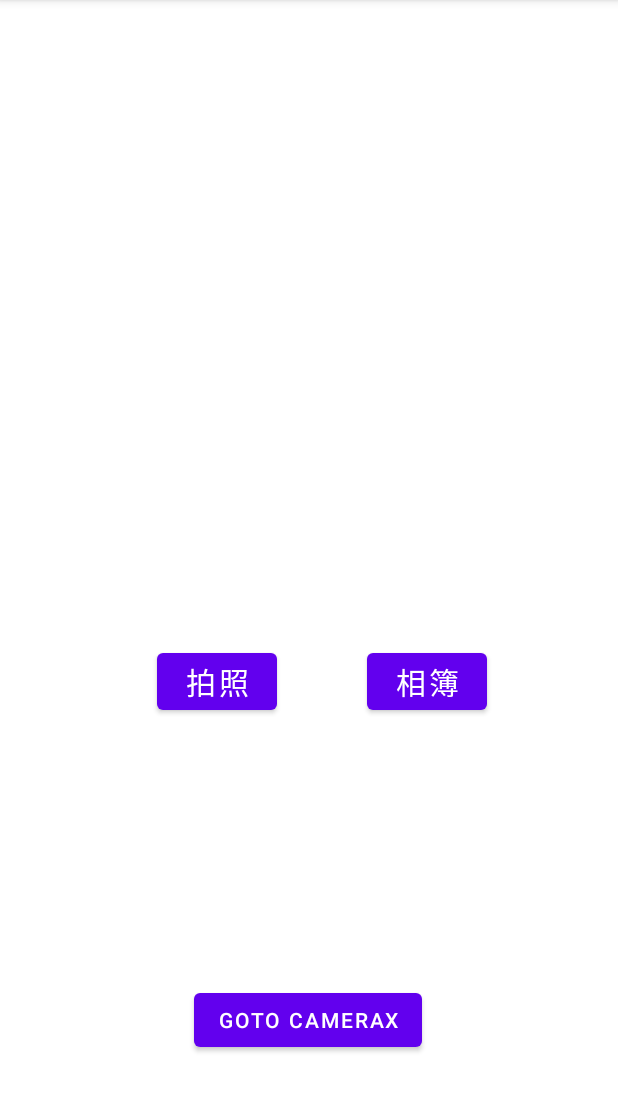
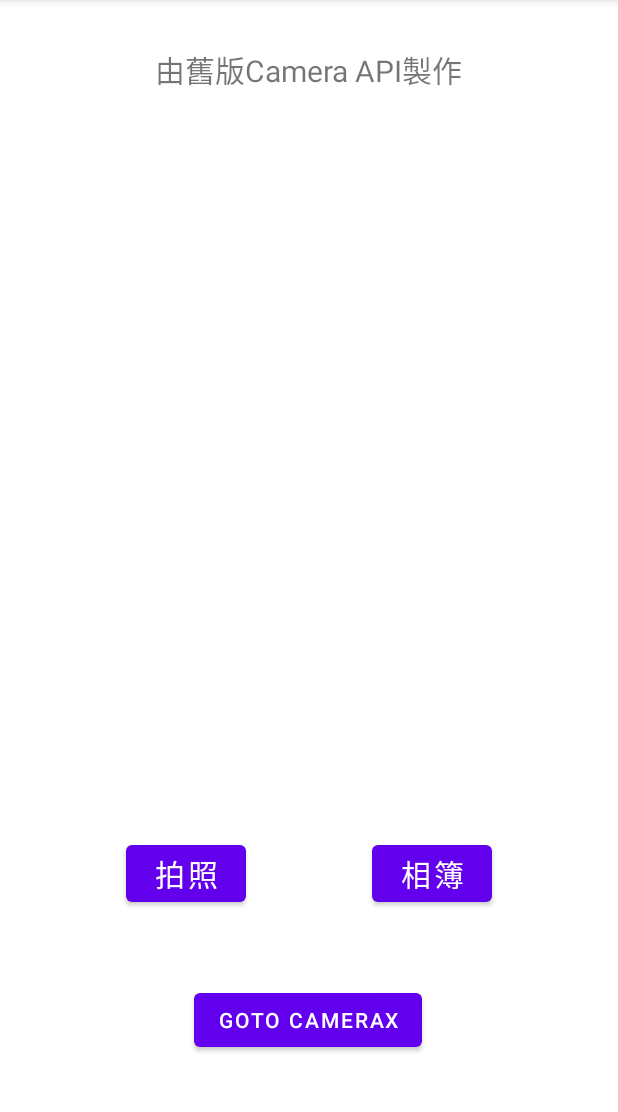
Before and after one commit to klunCheng/CameraDemo, an Android app: the screen it shows after launch (MainActivity), on a phone screen of 412 x 824 dp, the part 84-1196 px from its top. Run offline under Robolectric (Android 15) with nearby library versions, the phone set to English and light mode, and no system bars.

Commit message:
update: capture photo

```diff
--- a/app/src/main/AndroidManifest.xml
+++ b/app/src/main/AndroidManifest.xml
@@ -4,7 +4,7 @@
 
     <uses-permission android:name="android.permission.INTERNET" />
     <uses-permission android:name="android.permission.CAMERA" />
-    <uses-permission android:name="android.permission.WRITE_EXTERNAL_STORAGE" />
+    <uses-permission android:name="android.permission.WRITE_EXTERNAL_STORAGE" android:maxSdkVersion="28"/>
     <uses-permission android:name="android.permission.READ_EXTERNAL_STORAGE" />
 
     <application
@@ -15,7 +15,8 @@
         android:label="@string/app_name"
         android:supportsRtl="true"
         android:theme="@style/Theme.CameraDemo"
-        tools:targetApi="31">
+        tools:targetApi="31"
+        android:requestLegacyExternalStorage="true">
         <activity
             android:name=".CameraXActivity"
             android:exported="false" />
--- a/app/src/main/res/layout/activity_main.xml
+++ b/app/src/main/res/layout/activity_main.xml
@@ -8,40 +8,38 @@
 
     <ImageView
         android:id="@+id/image_photo"
-        android:layout_width="320dp"
-        android:layout_height="250dp"
+        android:layout_width="333dp"
+        android:layout_height="412dp"
         android:background="@color/white"
         app:layout_constraintBottom_toBottomOf="parent"
         app:layout_constraintEnd_toEndOf="parent"
-        app:layout_constraintHorizontal_bias="0.494"
         app:layout_constraintStart_toStartOf="parent"
         app:layout_constraintTop_toTopOf="parent"
-        app:layout_constraintVertical_bias="0.145" />
+        app:layout_constraintVertical_bias="0.26" />
 
     <Button
         android:id="@+id/btn_carema"
         android:layout_width="80dp"
-        android:layout_height="50dp"
-        android:layout_marginTop="104dp"
+        android:layout_height="wrap_content"
+        android:layout_marginStart="84dp"
+        android:layout_marginTop="36dp"
         android:text="拍照"
         android:textAlignment="center"
         android:textSize="20sp"
-        app:layout_constraintEnd_toEndOf="parent"
-        app:layout_constraintHorizontal_bias="0.316"
+        app:layout_constraintBottom_toBottomOf="parent"
         app:layout_constraintStart_toStartOf="parent"
-        app:layout_constraintTop_toBottomOf="@+id/image_photo" />
+        app:layout_constraintTop_toBottomOf="@+id/image_photo"
+        app:layout_constraintVertical_bias="0.093" />
 
     <Button
         android:id="@+id/btn_gallery"
         android:layout_width="80dp"
         android:layout_height="50dp"
-        android:layout_marginStart="60dp"
+        android:layout_marginEnd="84dp"
         android:text="相簿"
         android:textAlignment="center"
         android:textSize="20sp"
         app:layout_constraintEnd_toEndOf="parent"
-        app:layout_constraintHorizontal_bias="0.0"
-        app:layout_constraintStart_toEndOf="@+id/btn_carema"
         app:layout_constraintTop_toTopOf="@+id/btn_carema" />
 
     <Button
@@ -55,4 +53,15 @@
         app:layout_constraintHorizontal_bias="0.498"
         app:layout_constraintStart_toStartOf="parent" />
 
+    <TextView
+        android:id="@+id/textView"
+        android:layout_width="wrap_content"
+        android:layout_height="wrap_content"
+        android:text="由舊版Camera API製作"
+        android:textSize="20sp"
+        app:layout_constraintBottom_toTopOf="@+id/image_photo"
+        app:layout_constraintEnd_toEndOf="parent"
+        app:layout_constraintStart_toStartOf="parent"
+        app:layout_constraintTop_toTopOf="parent" />
+
 </androidx.constraintlayout.widget.ConstraintLayout>
--- a/settings.gradle
+++ b/settings.gradle
@@ -10,7 +10,9 @@ dependencyResolutionManagement {
     repositories {
         google()
         mavenCentral()
+        maven { url "https://maven.google.com" }
     }
 }
+
 rootProject.name = "CameraDemo"
 include ':app'
```
Also changed, not shown: app/build.gradle (+14 -9 lines), app/src/main/java/com/example/camerademo/CameraXActivity.java (+108 -30 lines), app/src/main/res/layout/activity_camera_xactivity.xml (+6 -36 lines), build.gradle (line endings or trailing spaces).
